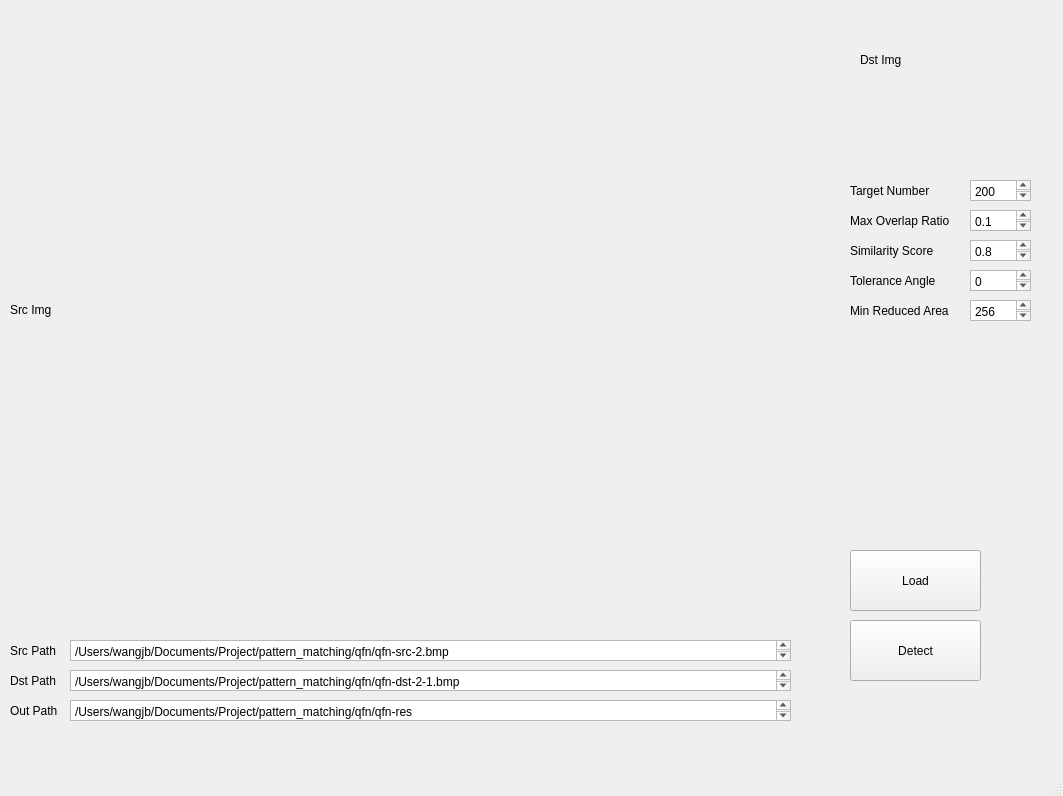
jinbao-wang/pattern_matching, file mainwindow.ui: the form before one commit.
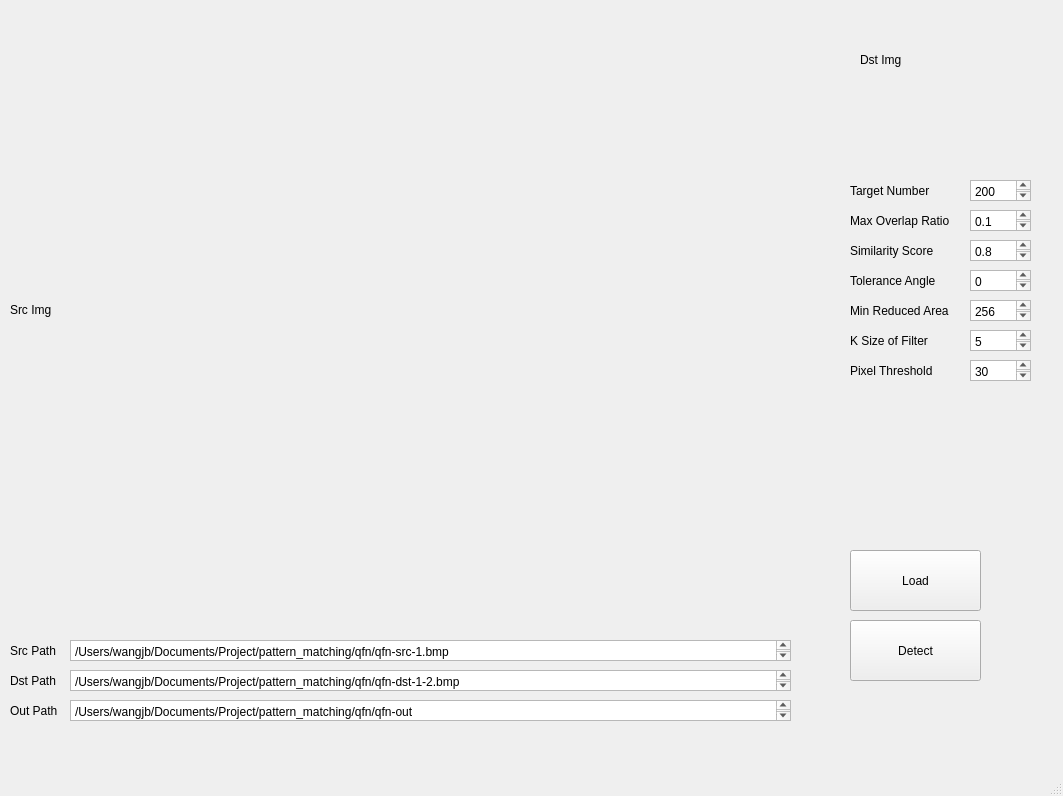
The form after the commit.

Commit message: use min filter to calculate anomaly map

```diff
--- a/mainwindow.ui
+++ b/mainwindow.ui
@@ -76,7 +76,7 @@
      </rect>
     </property>
     <property name="plainText">
-     <string>/Users/wangjb/Documents/Project/pattern_matching/qfn/qfn-src-2.bmp</string>
+     <string>/Users/wangjb/Documents/Project/pattern_matching/qfn/qfn-src-1.bmp</string>
     </property>
    </widget>
    <widget class="QPlainTextEdit" name="plainTextEdit_3">
@@ -89,7 +89,7 @@
      </rect>
     </property>
     <property name="plainText">
-     <string>/Users/wangjb/Documents/Project/pattern_matching/qfn/qfn-dst-2-1.bmp</string>
+     <string>/Users/wangjb/Documents/Project/pattern_matching/qfn/qfn-dst-1-2.bmp</string>
     </property>
    </widget>
    <widget class="QLabel" name="label_3">
@@ -141,7 +141,7 @@
      </rect>
     </property>
     <property name="plainText">
-     <string>/Users/wangjb/Documents/Project/pattern_matching/qfn/qfn-res</string>
+     <string>/Users/wangjb/Documents/Project/pattern_matching/qfn/qfn-out</string>
     </property>
    </widget>
    <widget class="QPlainTextEdit" name="plainTextEdit_5">
@@ -274,6 +274,58 @@
      <string>Dst Img</string>
     </property>
    </widget>
+   <widget class="QLabel" name="label_11">
+    <property name="geometry">
+     <rect>
+      <x>850</x>
+      <y>330</y>
+      <width>111</width>
+      <height>21</height>
+     </rect>
+    </property>
+    <property name="text">
+     <string>K Size of Filter</string>
+    </property>
+   </widget>
+   <widget class="QPlainTextEdit" name="plainTextEdit_9">
+    <property name="geometry">
+     <rect>
+      <x>970</x>
+      <y>330</y>
+      <width>61</width>
+      <height>21</height>
+     </rect>
+    </property>
+    <property name="plainText">
+     <string>5</string>
+    </property>
+   </widget>
+   <widget class="QLabel" name="label_12">
+    <property name="geometry">
+     <rect>
+      <x>850</x>
+      <y>360</y>
+      <width>111</width>
+      <height>21</height>
+     </rect>
+    </property>
+    <property name="text">
+     <string>Pixel Threshold</string>
+    </property>
+   </widget>
+   <widget class="QPlainTextEdit" name="plainTextEdit_10">
+    <property name="geometry">
+     <rect>
+      <x>970</x>
+      <y>360</y>
+      <width>61</width>
+      <height>21</height>
+     </rect>
+    </property>
+    <property name="plainText">
+     <string>30</string>
+    </property>
+   </widget>
   </widget>
   <widget class="QMenuBar" name="menubar">
    <property name="geometry">
```
The commit also changes 4 other files.
